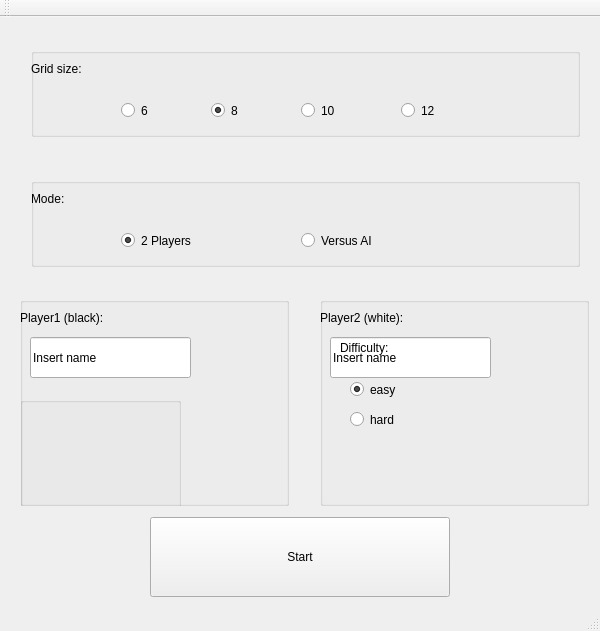
mcyprian/ICP_Othello, file gui/mainwindow.ui: the form before one commit.
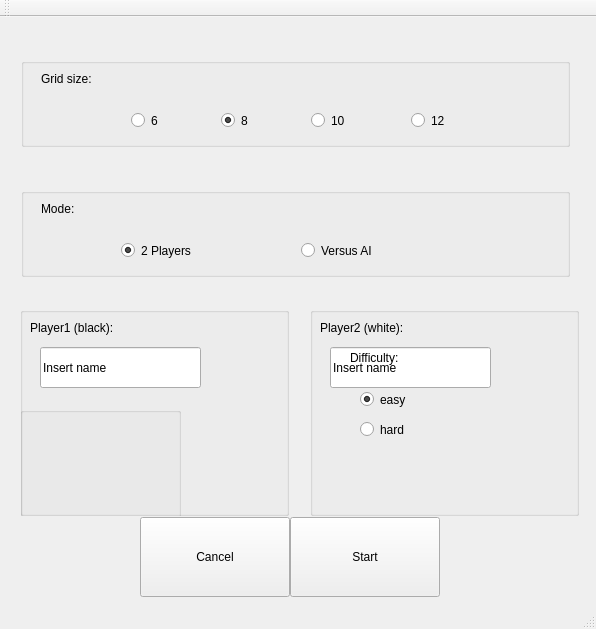
The form after the commit. The open tabs and pages were chosen to show the change.

Commit message: Add stacked widget - Add initial page with logo - Add load page

Patch:
```diff
--- a/gui/mainwindow.ui
+++ b/gui/mainwindow.ui
@@ -6,140 +6,61 @@
    <rect>
     <x>0</x>
     <y>0</y>
-    <width>600</width>
-    <height>631</height>
+    <width>596</width>
+    <height>629</height>
    </rect>
   </property>
   <property name="windowTitle">
    <string>Othello - New game</string>
   </property>
   <widget class="QWidget" name="centralWidget">
-   <widget class="QWidget" name="gridLayoutWidget">
+   <widget class="QStackedWidget" name="stackedWidget">
     <property name="geometry">
      <rect>
-      <x>20</x>
-      <y>20</y>
-      <width>571</width>
-      <height>111</height>
+      <x>10</x>
+      <y>30</y>
+      <width>581</width>
+      <height>581</height>
      </rect>
     </property>
-    <layout class="QGridLayout" name="gridLayout">
-     <item row="0" column="0">
-      <widget class="QGroupBox" name="groupBox">
-       <property name="title">
-        <string/>
-       </property>
-       <widget class="QRadioButton" name="size_radio6">
+    <property name="currentIndex">
+     <number>0</number>
+    </property>
+    <widget class="QWidget" name="page_1">
+     <widget class="QLabel" name="logo_label">
         <property name="geometry">
          <rect>
-          <x>90</x>
+        <x>80</x>
           <y>50</y>
-          <width>61</width>
-          <height>25</height>
+        <width>420</width>
+        <height>165</height>
          </rect>
         </property>
         <property name="text">
-         <string>6</string>
-        </property>
-        <attribute name="buttonGroup">
-         <string notr="true">buttonGroup</string>
-        </attribute>
-       </widget>
-       <widget class="QRadioButton" name="size_radio8">
+       <string>Logo</string>
+      </property>
+     </widget>
+     <widget class="QPushButton" name="new_game_button">
         <property name="geometry">
          <rect>
-          <x>180</x>
-          <y>50</y>
-          <width>61</width>
-          <height>25</height>
-         </rect>
-        </property>
-        <property name="text">
-         <string>8</string>
-        </property>
-        <property name="checked">
-         <bool>true</bool>
-        </property>
-        <attribute name="buttonGroup">
-         <string notr="true">buttonGroup</string>
-        </attribute>
-       </widget>
-       <widget class="QRadioButton" name="size_radio10">
-        <property name="geometry">
-         <rect>
-          <x>270</x>
-          <y>50</y>
-          <width>71</width>
-          <height>25</height>
-         </rect>
-        </property>
+        <x>130</x>
+        <y>340</y>
+        <width>300</width>
+        <height>80</height>
+       </rect>
+      </property>
+      <property name="layoutDirection">
+       <enum>Qt::LeftToRight</enum>
+      </property>
         <property name="text">
-         <string>10</string>
-        </property>
-        <attribute name="buttonGroup">
-         <string notr="true">buttonGroup</string>
-        </attribute>
-       </widget>
-       <widget class="QRadioButton" name="size_radio12">
+       <string>New game</string>
+      </property>
+     </widget>
+     <widget class="QPushButton" name="load_game_button">
         <property name="geometry">
          <rect>
-          <x>370</x>
-          <y>50</y>
-          <width>71</width>
-          <height>25</height>
-         </rect>
-        </property>
-        <property name="text">
-         <string>12</string>
-        </property>
-        <attribute name="buttonGroup">
-         <string notr="true">buttonGroup</string>
-        </attribute>
-       </widget>
-       <widget class="QLabel" name="gridsize_label">
-        <property name="geometry">
-         <rect>
-          <x>0</x>
-          <y>0</y>
-          <width>101</width>
-          <height>41</height>
-         </rect>
-        </property>
-        <property name="text">
-         <string>Grid size:</string>
-        </property>
-       </widget>
-      </widget>
-     </item>
-    </layout>
-   </widget>
-   <widget class="QWidget" name="gridLayoutWidget_2">
-    <property name="geometry">
-     <rect>
-      <x>20</x>
-      <y>280</y>
-      <width>271</width>
-      <height>211</height>
-     </rect>
-    </property>
-    <layout class="QGridLayout" name="gridLayout_2"/>
-   </widget>
-   <widget class="QWidget" name="gridLayoutWidget_3">
-    <property name="geometry">
-     <rect>
-      <x>320</x>
-      <y>280</y>
-      <width>271</width>
-      <height>211</height>
-     </rect>
-    </property>
-    <layout class="QGridLayout" name="gridLayout_3"/>
-   </widget>
-   <widget class="QPushButton" name="startgame">
-    <property name="geometry">
-     <rect>
-      <x>150</x>
-      <y>500</y>
+        <x>130</x>
+        <y>440</y>
       <width>300</width>
       <height>80</height>
      </rect>
@@ -148,14 +69,22 @@
      <enum>Qt::LeftToRight</enum>
     </property>
     <property name="text">
-     <string>Start</string>
-    </property>
-   </widget>
+       <string>Load game</string>
+      </property>
+     </widget>
+     <zorder>load_game_button</zorder>
+     <zorder>new_game_button</zorder>
+     <zorder>load_game_button</zorder>
+     <zorder>new_game_button</zorder>
+     <zorder></zorder>
+     <zorder>logo_label</zorder>
+    </widget>
+    <widget class="QWidget" name="page_3">
    <widget class="QGroupBox" name="groupBox_3">
     <property name="geometry">
      <rect>
-      <x>320</x>
-      <y>280</y>
+        <x>300</x>
+        <y>260</y>
       <width>269</width>
       <height>209</height>
      </rect>
@@ -166,7 +95,7 @@
     <widget class="QLabel" name="pl2_label">
      <property name="geometry">
       <rect>
-       <x>0</x>
+         <x>10</x>
        <y>0</y>
        <width>121</width>
        <height>41</height>
@@ -179,7 +108,7 @@
     <widget class="QLineEdit" name="pl2_name">
      <property name="geometry">
       <rect>
-       <x>10</x>
+         <x>20</x>
        <y>40</y>
        <width>161</width>
        <height>41</height>
@@ -192,7 +121,7 @@
     <widget class="QWidget" name="widget" native="true">
      <property name="geometry">
       <rect>
-       <x>10</x>
+         <x>20</x>
        <y>30</y>
        <width>191</width>
        <height>121</height>
@@ -201,7 +130,7 @@
      <widget class="QRadioButton" name="pl2_radio_hard">
       <property name="geometry">
        <rect>
-        <x>20</x>
+          <x>30</x>
         <y>80</y>
         <width>110</width>
         <height>25</height>
@@ -217,7 +146,7 @@
      <widget class="QRadioButton" name="pl2_radio_easy">
       <property name="geometry">
        <rect>
-        <x>20</x>
+          <x>30</x>
         <y>50</y>
         <width>110</width>
         <height>25</height>
@@ -233,7 +162,7 @@
      <widget class="QLabel" name="difficulty_label">
       <property name="geometry">
        <rect>
-        <x>10</x>
+          <x>20</x>
         <y>0</y>
         <width>101</width>
         <height>41</height>
@@ -245,66 +174,22 @@
      </widget>
     </widget>
    </widget>
-   <widget class="QGroupBox" name="groupBox_2">
+     <widget class="QWidget" name="gridLayoutWidget_2">
     <property name="geometry">
      <rect>
-      <x>20</x>
-      <y>280</y>
-      <width>269</width>
-      <height>209</height>
-     </rect>
-    </property>
-    <property name="layoutDirection">
-     <enum>Qt::LeftToRight</enum>
-    </property>
-    <property name="title">
-     <string/>
-    </property>
-    <widget class="QLabel" name="pl1_label">
-     <property name="geometry">
-      <rect>
        <x>0</x>
-       <y>0</y>
-       <width>121</width>
-       <height>41</height>
-      </rect>
-     </property>
-     <property name="text">
-      <string>Player1 (black):</string>
-     </property>
-    </widget>
-    <widget class="QLineEdit" name="pl1_name">
-     <property name="geometry">
-      <rect>
-       <x>10</x>
-       <y>40</y>
-       <width>161</width>
-       <height>41</height>
-      </rect>
-     </property>
-     <property name="text">
-      <string>Insert name</string>
-     </property>
-    </widget>
-    <widget class="QGroupBox" name="groupBox_4">
-     <property name="geometry">
-      <rect>
-       <x>0</x>
-       <y>100</y>
-       <width>161</width>
-       <height>111</height>
-      </rect>
-     </property>
-     <property name="title">
-      <string/>
-     </property>
-    </widget>
+        <y>260</y>
+        <width>271</width>
+        <height>211</height>
+       </rect>
+      </property>
+      <layout class="QGridLayout" name="gridLayout_2"/>
    </widget>
    <widget class="QWidget" name="gridLayoutWidget_4">
     <property name="geometry">
      <rect>
-      <x>20</x>
-      <y>150</y>
+        <x>0</x>
+        <y>130</y>
       <width>571</width>
       <height>111</height>
      </rect>
@@ -318,7 +203,7 @@
        <widget class="QRadioButton" name="mode_2players">
         <property name="geometry">
          <rect>
-          <x>90</x>
+            <x>100</x>
           <y>50</y>
           <width>101</width>
           <height>25</height>
@@ -334,7 +219,7 @@
        <widget class="QRadioButton" name="mode_AI">
         <property name="geometry">
          <rect>
-          <x>270</x>
+            <x>280</x>
           <y>50</y>
           <width>101</width>
           <height>25</height>
@@ -347,7 +232,7 @@
        <widget class="QLabel" name="mode_label">
         <property name="geometry">
          <rect>
-          <x>0</x>
+            <x>20</x>
           <y>0</y>
           <width>101</width>
           <height>41</height>
@@ -361,6 +246,249 @@
      </item>
     </layout>
    </widget>
+     <widget class="QWidget" name="gridLayoutWidget">
+      <property name="geometry">
+       <rect>
+        <x>0</x>
+        <y>0</y>
+        <width>571</width>
+        <height>111</height>
+       </rect>
+      </property>
+      <layout class="QGridLayout" name="gridLayout">
+       <item row="0" column="0">
+        <widget class="QGroupBox" name="groupBox">
+         <property name="title">
+          <string/>
+         </property>
+         <widget class="QRadioButton" name="size_radio6">
+          <property name="geometry">
+           <rect>
+            <x>110</x>
+            <y>50</y>
+            <width>61</width>
+            <height>25</height>
+           </rect>
+          </property>
+          <property name="text">
+           <string>6</string>
+          </property>
+          <attribute name="buttonGroup">
+           <string notr="true">buttonGroup</string>
+          </attribute>
+         </widget>
+         <widget class="QRadioButton" name="size_radio8">
+          <property name="geometry">
+           <rect>
+            <x>200</x>
+            <y>50</y>
+            <width>61</width>
+            <height>25</height>
+           </rect>
+          </property>
+          <property name="text">
+           <string>8</string>
+          </property>
+          <property name="checked">
+           <bool>true</bool>
+          </property>
+          <attribute name="buttonGroup">
+           <string notr="true">buttonGroup</string>
+          </attribute>
+         </widget>
+         <widget class="QRadioButton" name="size_radio10">
+          <property name="geometry">
+           <rect>
+            <x>290</x>
+            <y>50</y>
+            <width>71</width>
+            <height>25</height>
+           </rect>
+          </property>
+          <property name="text">
+           <string>10</string>
+          </property>
+          <attribute name="buttonGroup">
+           <string notr="true">buttonGroup</string>
+          </attribute>
+         </widget>
+         <widget class="QRadioButton" name="size_radio12">
+          <property name="geometry">
+           <rect>
+            <x>390</x>
+            <y>50</y>
+            <width>71</width>
+            <height>25</height>
+           </rect>
+          </property>
+          <property name="text">
+           <string>12</string>
+          </property>
+          <attribute name="buttonGroup">
+           <string notr="true">buttonGroup</string>
+          </attribute>
+         </widget>
+         <widget class="QLabel" name="gridsize_label">
+          <property name="geometry">
+           <rect>
+            <x>20</x>
+            <y>0</y>
+            <width>101</width>
+            <height>41</height>
+           </rect>
+          </property>
+          <property name="text">
+           <string>Grid size:</string>
+          </property>
+         </widget>
+        </widget>
+       </item>
+      </layout>
+     </widget>
+     <widget class="QPushButton" name="startgame">
+      <property name="geometry">
+       <rect>
+        <x>280</x>
+        <y>470</y>
+        <width>150</width>
+        <height>80</height>
+       </rect>
+      </property>
+      <property name="layoutDirection">
+       <enum>Qt::LeftToRight</enum>
+      </property>
+      <property name="text">
+       <string>Start</string>
+      </property>
+     </widget>
+     <widget class="QWidget" name="gridLayoutWidget_3">
+      <property name="geometry">
+       <rect>
+        <x>300</x>
+        <y>260</y>
+        <width>271</width>
+        <height>211</height>
+       </rect>
+      </property>
+      <layout class="QGridLayout" name="gridLayout_3"/>
+     </widget>
+     <widget class="QGroupBox" name="groupBox_2">
+      <property name="geometry">
+       <rect>
+        <x>10</x>
+        <y>260</y>
+        <width>269</width>
+        <height>209</height>
+       </rect>
+      </property>
+      <property name="layoutDirection">
+       <enum>Qt::LeftToRight</enum>
+      </property>
+      <property name="title">
+       <string/>
+      </property>
+      <widget class="QLabel" name="pl1_label">
+       <property name="geometry">
+        <rect>
+         <x>10</x>
+         <y>0</y>
+         <width>121</width>
+         <height>41</height>
+        </rect>
+       </property>
+       <property name="text">
+        <string>Player1 (black):</string>
+       </property>
+      </widget>
+      <widget class="QLineEdit" name="pl1_name">
+       <property name="geometry">
+        <rect>
+         <x>20</x>
+         <y>40</y>
+         <width>161</width>
+         <height>41</height>
+        </rect>
+       </property>
+       <property name="text">
+        <string>Insert name</string>
+       </property>
+      </widget>
+      <widget class="QGroupBox" name="groupBox_4">
+       <property name="geometry">
+        <rect>
+         <x>0</x>
+         <y>100</y>
+         <width>161</width>
+         <height>111</height>
+        </rect>
+       </property>
+       <property name="title">
+        <string/>
+       </property>
+      </widget>
+     </widget>
+     <widget class="QPushButton" name="back1">
+      <property name="geometry">
+       <rect>
+        <x>130</x>
+        <y>470</y>
+        <width>150</width>
+        <height>80</height>
+       </rect>
+      </property>
+      <property name="layoutDirection">
+       <enum>Qt::LeftToRight</enum>
+      </property>
+      <property name="text">
+       <string>Cancel</string>
+      </property>
+     </widget>
+    </widget>
+    <widget class="QWidget" name="page_4">
+     <widget class="QListView" name="listView">
+      <property name="geometry">
+       <rect>
+        <x>30</x>
+        <y>30</y>
+        <width>491</width>
+        <height>411</height>
+       </rect>
+      </property>
+     </widget>
+     <widget class="QPushButton" name="start_loaded">
+      <property name="geometry">
+       <rect>
+        <x>280</x>
+        <y>470</y>
+        <width>150</width>
+        <height>80</height>
+       </rect>
+      </property>
+      <property name="layoutDirection">
+       <enum>Qt::LeftToRight</enum>
+      </property>
+      <property name="text">
+       <string>Start</string>
+      </property>
+     </widget>
+     <widget class="QPushButton" name="back2">
+      <property name="geometry">
+       <rect>
+        <x>130</x>
+        <y>470</y>
+        <width>150</width>
+        <height>80</height>
+       </rect>
+      </property>
+      <property name="layoutDirection">
+       <enum>Qt::LeftToRight</enum>
+      </property>
+      <property name="text">
+       <string>Cancel</string>
+      </property>
+     </widget>
+    </widget>
+   </widget>
   </widget>
   <widget class="QMenuBar" name="menuBar">
    <property name="geometry">
```
Left out of the diff: 11 changed lines with no effect on the pictures. Lines whose indentation alone changed are shown as unchanged. The commit also changes 4 other files.
